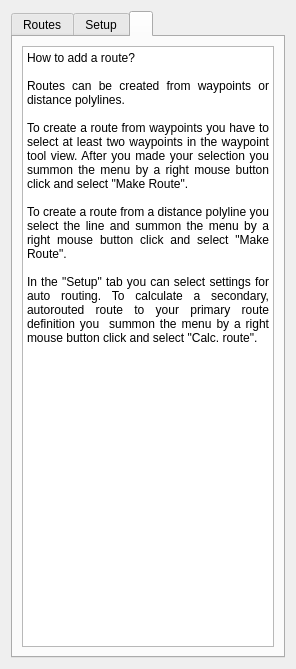
ntruchsess/QLandkarteGT, file src/IRouteToolWidget.ui: the form before one commit.
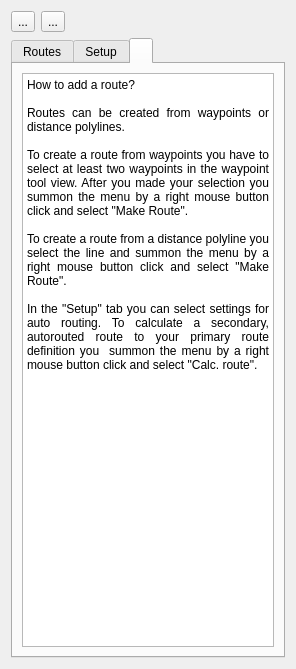
The form after the commit. The open tabs and pages were chosen to show the change.

Commit message: add sort routes by name and time

Diff of the .ui file:
```diff
--- a/src/IRouteToolWidget.ui
+++ b/src/IRouteToolWidget.ui
@@ -11,6 +11,49 @@
    </rect>
   </property>
   <layout class="QVBoxLayout" name="verticalLayout_2">
+   <item>
+    <layout class="QHBoxLayout" name="horizontalLayout">
+     <item>
+      <widget class="QToolButton" name="toolSortAlpha">
+       <property name="text">
+        <string>...</string>
+       </property>
+       <property name="checkable">
+        <bool>true</bool>
+       </property>
+       <property name="autoExclusive">
+        <bool>true</bool>
+       </property>
+      </widget>
+     </item>
+     <item>
+      <widget class="QToolButton" name="toolSortTime">
+       <property name="text">
+        <string>...</string>
+       </property>
+       <property name="checkable">
+        <bool>true</bool>
+       </property>
+       <property name="autoExclusive">
+        <bool>true</bool>
+       </property>
+      </widget>
+     </item>
+     <item>
+      <spacer name="horizontalSpacer">
+       <property name="orientation">
+        <enum>Qt::Horizontal</enum>
+       </property>
+       <property name="sizeHint" stdset="0">
+        <size>
+         <width>40</width>
+         <height>20</height>
+        </size>
+       </property>
+      </spacer>
+     </item>
+    </layout>
+   </item>
    <item>
     <widget class="QTabWidget" name="tabWidget">
      <property name="currentIndex">
@@ -102,19 +145,19 @@
           <string>&lt;!DOCTYPE HTML PUBLIC &quot;-//W3C//DTD HTML 4.0//EN&quot; &quot;http://www.w3.org/TR/REC-html40/strict.dtd&quot;&gt;
 &lt;html&gt;&lt;head&gt;&lt;meta name=&quot;qrichtext&quot; content=&quot;1&quot; /&gt;&lt;style type=&quot;text/css&quot;&gt;
 p, li { white-space: pre-wrap; }
-&lt;/style&gt;&lt;/head&gt;&lt;body style=&quot; font-family:'Sans Serif'; font-size:9pt; font-weight:400; font-style:normal;&quot;&gt;
+&lt;/style&gt;&lt;/head&gt;&lt;body style=&quot; font-family:'DejaVu Sans'; font-size:10pt; font-weight:400; font-style:normal;&quot;&gt;
 &lt;table border=&quot;0&quot; style=&quot;-qt-table-type: root; margin-top:4px; margin-bottom:4px; margin-left:4px; margin-right:4px;&quot;&gt;
 &lt;tr&gt;
 &lt;td style=&quot;border: none;&quot;&gt;
-&lt;p align=&quot;justify&quot; style=&quot; margin-top:0px; margin-bottom:0px; margin-left:0px; margin-right:0px; -qt-block-indent:0; text-indent:0px;&quot;&gt;How to add a route?&lt;/p&gt;
-&lt;p align=&quot;justify&quot; style=&quot;-qt-paragraph-type:empty; margin-top:0px; margin-bottom:0px; margin-left:0px; margin-right:0px; -qt-block-indent:0; text-indent:0px;&quot;&gt;&lt;/p&gt;
-&lt;p align=&quot;justify&quot; style=&quot; margin-top:0px; margin-bottom:0px; margin-left:0px; margin-right:0px; -qt-block-indent:0; text-indent:0px;&quot;&gt;Routes can be created from waypoints or distance polylines. &lt;/p&gt;
-&lt;p align=&quot;justify&quot; style=&quot;-qt-paragraph-type:empty; margin-top:0px; margin-bottom:0px; margin-left:0px; margin-right:0px; -qt-block-indent:0; text-indent:0px;&quot;&gt;&lt;/p&gt;
-&lt;p align=&quot;justify&quot; style=&quot; margin-top:0px; margin-bottom:0px; margin-left:0px; margin-right:0px; -qt-block-indent:0; text-indent:0px;&quot;&gt;To create a route from waypoints you have to select at least two waypoints in the waypoint tool view. After you made your selection you summon the menu by a right mouse button click and select &amp;quot;Make Route&amp;quot;. &lt;/p&gt;
-&lt;p align=&quot;justify&quot; style=&quot;-qt-paragraph-type:empty; margin-top:0px; margin-bottom:0px; margin-left:0px; margin-right:0px; -qt-block-indent:0; text-indent:0px;&quot;&gt;&lt;/p&gt;
-&lt;p align=&quot;justify&quot; style=&quot; margin-top:0px; margin-bottom:0px; margin-left:0px; margin-right:0px; -qt-block-indent:0; text-indent:0px;&quot;&gt;To create a route from a distance polyline you select the line and summon the menu by a right mouse button click and select &amp;quot;Make Route&amp;quot;.&lt;/p&gt;
-&lt;p align=&quot;justify&quot; style=&quot;-qt-paragraph-type:empty; margin-top:0px; margin-bottom:0px; margin-left:0px; margin-right:0px; -qt-block-indent:0; text-indent:0px;&quot;&gt;&lt;/p&gt;
-&lt;p align=&quot;justify&quot; style=&quot; margin-top:0px; margin-bottom:0px; margin-left:0px; margin-right:0px; -qt-block-indent:0; text-indent:0px;&quot;&gt;In the &amp;quot;Setup&amp;quot; tab you can select settings for auto routing. To calculate a secondary, autorouted route to your primary route definition you  summon the menu by a right mouse button click and select &amp;quot;Calc. route&amp;quot;.&lt;/p&gt;&lt;/td&gt;&lt;/tr&gt;&lt;/table&gt;&lt;/body&gt;&lt;/html&gt;</string>
+&lt;p align=&quot;justify&quot; style=&quot; margin-top:0px; margin-bottom:0px; margin-left:0px; margin-right:0px; -qt-block-indent:0; text-indent:0px;&quot;&gt;&lt;span style=&quot; font-family:'Sans Serif'; font-size:9pt;&quot;&gt;How to add a route?&lt;/span&gt;&lt;/p&gt;
+&lt;p align=&quot;justify&quot; style=&quot;-qt-paragraph-type:empty; margin-top:0px; margin-bottom:0px; margin-left:0px; margin-right:0px; -qt-block-indent:0; text-indent:0px; font-family:'Sans Serif'; font-size:9pt;&quot;&gt;&lt;/p&gt;
+&lt;p align=&quot;justify&quot; style=&quot; margin-top:0px; margin-bottom:0px; margin-left:0px; margin-right:0px; -qt-block-indent:0; text-indent:0px;&quot;&gt;&lt;span style=&quot; font-family:'Sans Serif'; font-size:9pt;&quot;&gt;Routes can be created from waypoints or distance polylines. &lt;/span&gt;&lt;/p&gt;
+&lt;p align=&quot;justify&quot; style=&quot;-qt-paragraph-type:empty; margin-top:0px; margin-bottom:0px; margin-left:0px; margin-right:0px; -qt-block-indent:0; text-indent:0px; font-family:'Sans Serif'; font-size:9pt;&quot;&gt;&lt;/p&gt;
+&lt;p align=&quot;justify&quot; style=&quot; margin-top:0px; margin-bottom:0px; margin-left:0px; margin-right:0px; -qt-block-indent:0; text-indent:0px;&quot;&gt;&lt;span style=&quot; font-family:'Sans Serif'; font-size:9pt;&quot;&gt;To create a route from waypoints you have to select at least two waypoints in the waypoint tool view. After you made your selection you summon the menu by a right mouse button click and select &amp;quot;Make Route&amp;quot;. &lt;/span&gt;&lt;/p&gt;
+&lt;p align=&quot;justify&quot; style=&quot;-qt-paragraph-type:empty; margin-top:0px; margin-bottom:0px; margin-left:0px; margin-right:0px; -qt-block-indent:0; text-indent:0px; font-family:'Sans Serif'; font-size:9pt;&quot;&gt;&lt;/p&gt;
+&lt;p align=&quot;justify&quot; style=&quot; margin-top:0px; margin-bottom:0px; margin-left:0px; margin-right:0px; -qt-block-indent:0; text-indent:0px;&quot;&gt;&lt;span style=&quot; font-family:'Sans Serif'; font-size:9pt;&quot;&gt;To create a route from a distance polyline you select the line and summon the menu by a right mouse button click and select &amp;quot;Make Route&amp;quot;.&lt;/span&gt;&lt;/p&gt;
+&lt;p align=&quot;justify&quot; style=&quot;-qt-paragraph-type:empty; margin-top:0px; margin-bottom:0px; margin-left:0px; margin-right:0px; -qt-block-indent:0; text-indent:0px; font-family:'Sans Serif'; font-size:9pt;&quot;&gt;&lt;/p&gt;
+&lt;p align=&quot;justify&quot; style=&quot; margin-top:0px; margin-bottom:0px; margin-left:0px; margin-right:0px; -qt-block-indent:0; text-indent:0px;&quot;&gt;&lt;span style=&quot; font-family:'Sans Serif'; font-size:9pt;&quot;&gt;In the &amp;quot;Setup&amp;quot; tab you can select settings for auto routing. To calculate a secondary, autorouted route to your primary route definition you  summon the menu by a right mouse button click and select &amp;quot;Calc. route&amp;quot;.&lt;/span&gt;&lt;/p&gt;&lt;/td&gt;&lt;/tr&gt;&lt;/table&gt;&lt;/body&gt;&lt;/html&gt;</string>
          </property>
         </widget>
        </item>
```
The commit also changes 5 other files.
